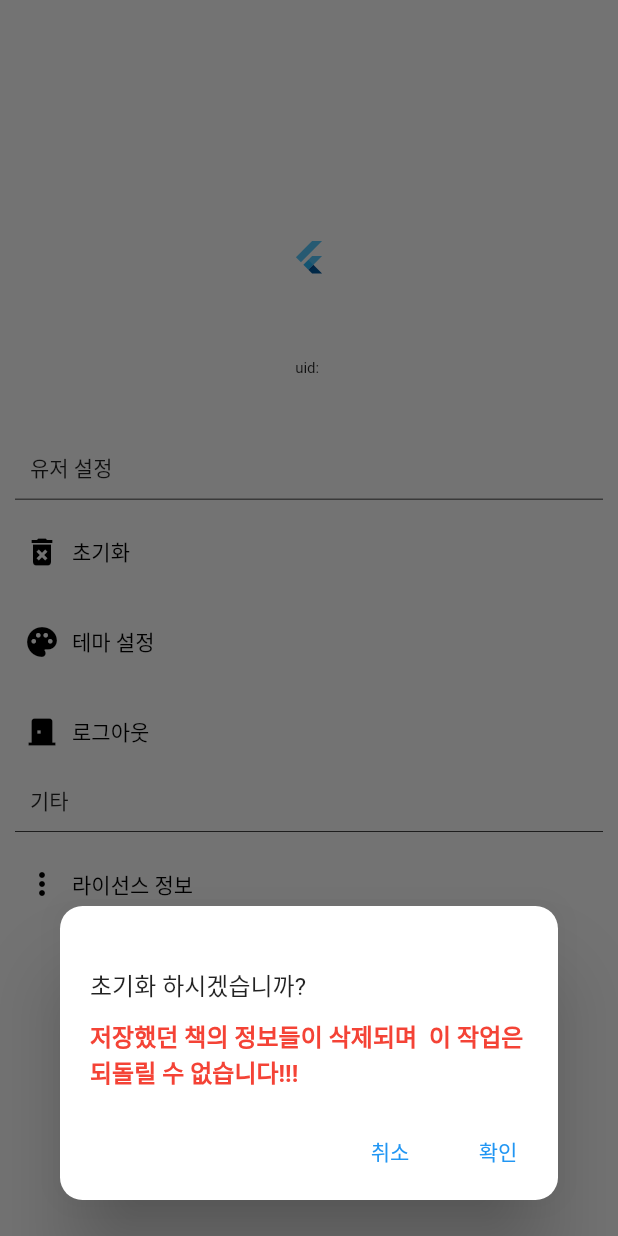
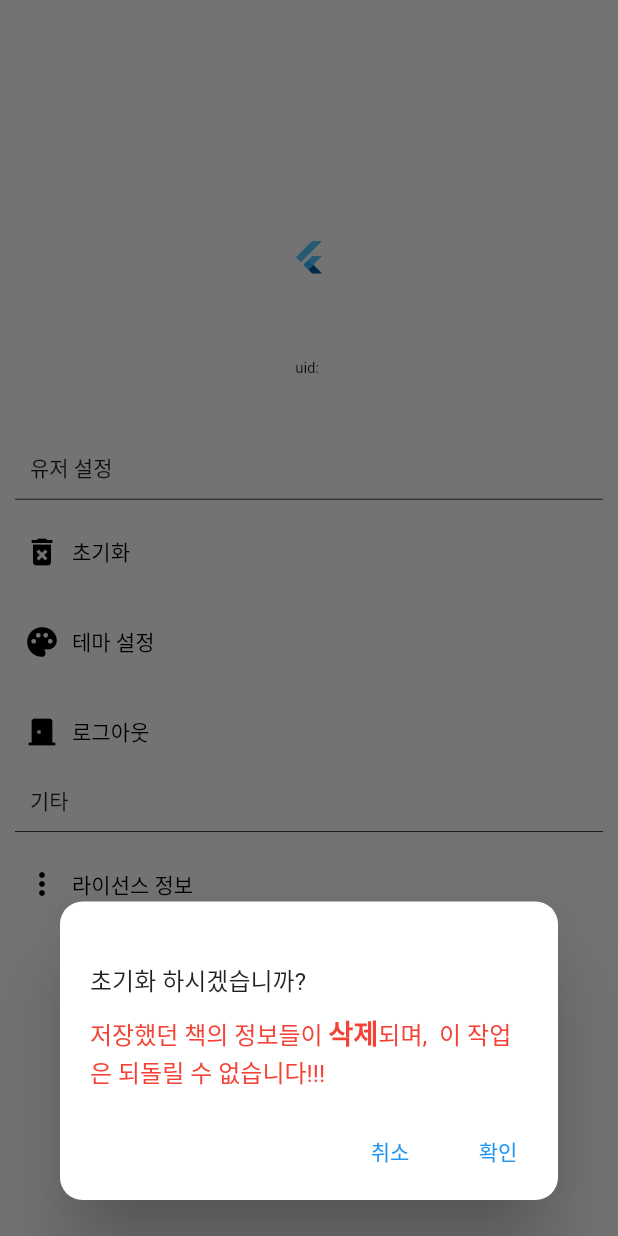
Before and after one commit to 2023-2-CAU-AI-MP-TeamProject/book_juk, a Flutter app: the Setting widget shown alone on an empty page, opened directly with empty values, after a tap on "초기화", on a phone screen of 412 x 824 dp. Run offline on Flutter 3.47's test engine with Material 2 defaults, Android fonts, the phone set to English and light mode, and no system bars; our stand-ins replace cloud_firestore, firebase_auth, firebase_core, fl_chart, flutter_native_splash, google_sign_in and 1 more; missing offline and left inert: kakao_flutter_sdk_user; accounts and stored records are empty.

Commit message:
Setting → 초기화 텍스트 수정 Statistics → 색상 수정 및 아이콘 변경

```diff
--- a/lib/setting/setting.dart
+++ b/lib/setting/setting.dart
@@ -233,7 +233,21 @@ class _SettingState extends State<Setting> {
                 SizedBox(height: 30,),
                 Text('초기화 하시겠습니까?'),
                 SizedBox(height: 10),
-                Text('저장했던 책의 정보들이 삭제되며  이 작업은 되돌릴 수 없습니다!!!', style: TextStyle(color: Colors.red, fontWeight: FontWeight.bold),),
+                Text.rich(TextSpan(
+                  children: <TextSpan>[
+                    TextSpan(
+                      text: '저장했던 책의 정보들이 '
+                    ),
+                    TextSpan(
+                      text: '삭제',
+                      style: TextStyle(fontSize: 18,fontWeight: FontWeight.bold)
+                    ),
+                    TextSpan(
+                      text: '되며,  이 작업은 되돌릴 수 없습니다!!!'
+                    )
+                  ]
+                ),
+                style: TextStyle(color: Colors.red),)
               ],
             ),
           ),
```
Also changed, not shown: lib/Statistics.dart (+4 -5 lines).
